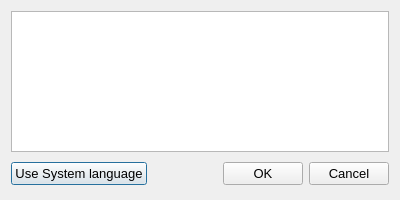
Above: TOPLauncher/DlgLanguage.ui from BSoD-Ultimate/TOPLauncher before the change. Below: the same form after it.
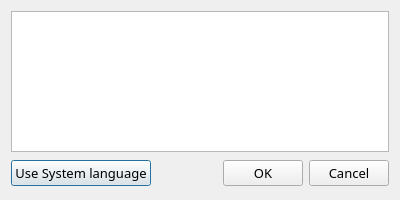
That is the form after the change.

Commit message: use SimSun font for better looking in Chinese characters.

```diff
--- a/TOPLauncher/DlgLanguage.ui
+++ b/TOPLauncher/DlgLanguage.ui
@@ -36,12 +36,21 @@
   </property>
   <property name="font">
    <font>
+    <family>Tahoma,9pt 宋体</family>
     <pointsize>10</pointsize>
+    <weight>50</weight>
+    <italic>false</italic>
+    <bold>false</bold>
    </font>
   </property>
   <property name="windowTitle">
    <string>Switch Language...</string>
   </property>
+  <property name="styleSheet">
+   <string notr="true">* {
+  font: 10pt &quot;Tahoma&quot;, 9pt &quot;宋体&quot;;
+}</string>
+  </property>
   <property name="modal">
    <bool>true</bool>
   </property>
```
The commit also changes 2 other files.
